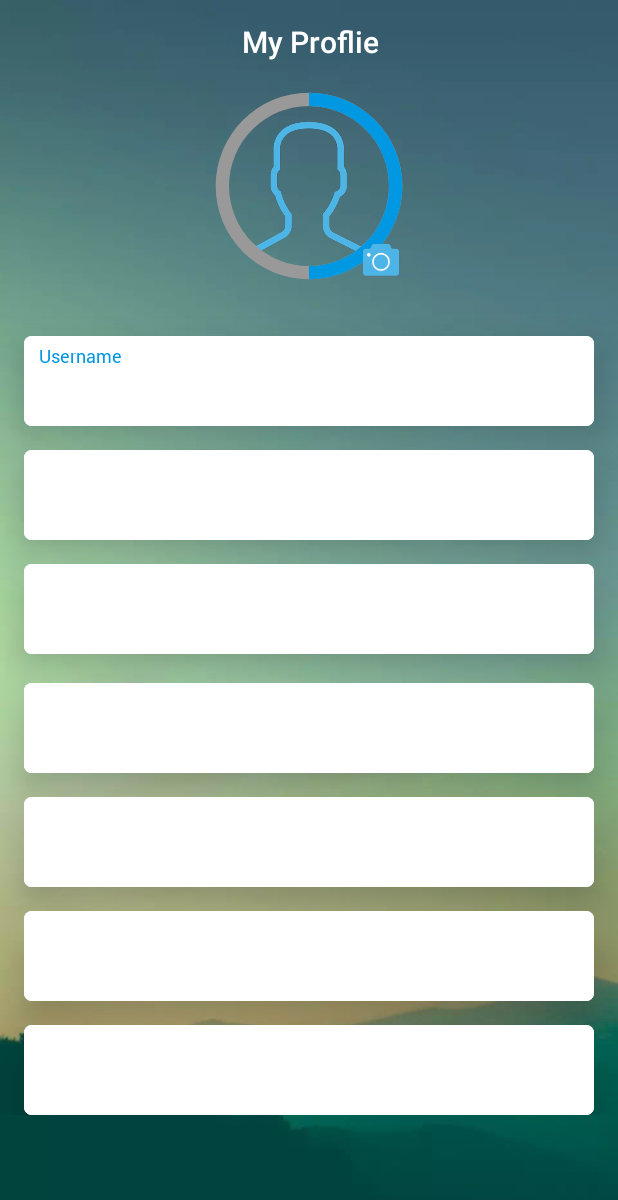
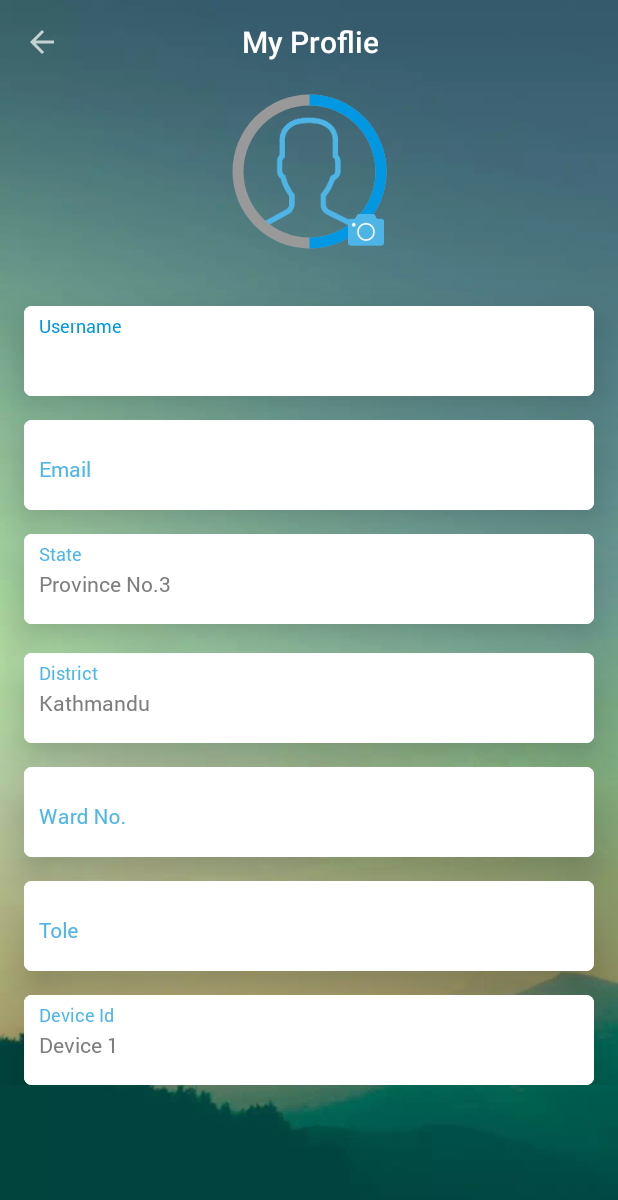
Before and after one commit to amirmhrzan123/TestAlarm, an Android app: the MyProfileActivity screen opened directly, with no data from a screen before it, on a phone screen of 412 x 824 dp. Shown: the top 1200 px of the screen. Run offline under Robolectric (Android 15) with nearby library versions, the light colour scheme and no system bars; our stand-ins replace CircleImageView, data binding; libraries missing offline, so code that uses them is left out: com.github.dhaval2404.imagepicker, com.kotlinpermissions; pictures from the network do not load; 2 statements that could not run were skipped.

Commit message:
my profile

```diff
--- a/app/build.gradle
+++ b/app/build.gradle
@@ -217,7 +217,10 @@ dependencies {
 
     implementation 'com.aurelhubert:ahbottomnavigation:2.3.4'
 
+    implementation 'com.github.dhaval2404:imagepicker-support:1.3'
+
     implementation 'com.github.florent37:inline-activity-result-kotlin:1.0.1'
+
 
 
 }
--- a/app/src/main/java/com/example/sialarm/di/appModule.kt
+++ b/app/src/main/java/com/example/sialarm/di/appModule.kt
@@ -50,8 +50,8 @@ fun provideHomeRepository(viewModelScope: CoroutineScope,firebaseDatabase: Fireb
                           prefsManager: PrefsManager,apiServices: ApiServices):HomeRepository
 = HomeRepository(apiServices,viewModelScope,prefsManager,firebaseDatabase)
 
-fun provideMyProfileRepository(viewModelScope: CoroutineScope,firebaseDatabase: FirebaseDatabase,
-                               prefsManager: PrefsManager):MyProfileRepository
+fun provideMyProfileRepository(viewModelScope: CoroutineScope,
+                               prefsManager: PrefsManager,firebaseDatabase: FirebaseDatabase):MyProfileRepository
 = MyProfileRepository(viewModelScope,firebaseDatabase,prefsManager)
 
 
--- a/app/src/main/java/com/example/sialarm/di/viewModelModule.kt
+++ b/app/src/main/java/com/example/sialarm/di/viewModelModule.kt
@@ -7,6 +7,7 @@ import com.example.sialarm.ui.homepage.notification.NotificationViewModel
 import com.example.sialarm.ui.homepage.settings.SettingViewModel
 import com.example.sialarm.ui.landingScreen.LandingScreenViewModel
 import com.example.sialarm.ui.myProfile.MyProfileViewModel
+import com.example.sialarm.utils.FirebaseData
 import org.koin.androidx.viewmodel.ext.koin.viewModel
 import org.koin.dsl.module.module
 
@@ -22,7 +23,7 @@ val viewModelModule = module {
 
     viewModel { HomeViewModel(get()) }
 
-    viewModel { MyProfileViewModel(get())}
+    viewModel { MyProfileViewModel(get(),get())}
 
     viewModel {  SettingViewModel(get()) }
 
--- a/app/src/main/java/com/example/sialarm/ui/homepage/HomeActivity.kt
+++ b/app/src/main/java/com/example/sialarm/ui/homepage/HomeActivity.kt
@@ -242,11 +242,7 @@ class HomeActivity:BaseActivity<MainViewModel,ActivityMainBinding>() {
                     mainViewModel.contactName = contactName
                     mainViewModel.contactTrigger.value = true
                 }
-
-
                 Log.d("Contactname", "Contact Name: " + contactName)
-
-
             }
             }
     }
--- a/app/src/main/java/com/example/sialarm/ui/homepage/home/HomeFragment.kt
+++ b/app/src/main/java/com/example/sialarm/ui/homepage/home/HomeFragment.kt
@@ -317,7 +317,7 @@ class HomeFragment:BaseFragment<HomeViewModel,FragmentAlertBinding>() {
                         .permissions(Manifest.permission.SEND_SMS)
                         .onAccepted { permissions ->
                             val smsManager = SmsManager.getDefault() as SmsManager
-                            smsManager.sendTextMessage("+9779841866002", null, "${mCurrentLocation.latitude},${mCurrentLocation.longitude}", null, null)
+                            smsManager.sendTextMessage("+9779808878368", null, "SISA1234|${mCurrentLocation.latitude}|${mCurrentLocation.longitude}*", null, null)
                             stopLocationUpdates()
                         }
                         .onDenied {
--- a/app/src/main/java/com/example/sialarm/ui/myProfile/IMyProfileNavigator.kt
+++ b/app/src/main/java/com/example/sialarm/ui/myProfile/IMyProfileNavigator.kt
@@ -1,4 +1,6 @@
 package com.example.sialarm.ui.myProfile
 
 interface IMyProfileNavigator {
+
+    fun onImageClicked()
 }
--- a/app/src/main/java/com/example/sialarm/ui/myProfile/MyProfileActivity.kt
+++ b/app/src/main/java/com/example/sialarm/ui/myProfile/MyProfileActivity.kt
@@ -1,17 +1,61 @@
 package com.example.sialarm.ui.myProfile
 
+import android.Manifest
+import android.app.Activity
+import android.content.Intent
 import android.os.Bundle
+import android.widget.Toast
 import com.app.dwell.base.BaseActivity
 import com.example.sialarm.BR
 import com.example.sialarm.R
 import com.example.sialarm.databinding.ActivityMyProfileBinding
+import com.github.dhaval2404.imagepicker.ImagePicker
+import com.kotlinpermissions.KotlinPermissions
+import kotlinx.android.synthetic.main.activity_my_profile.*
 import org.koin.androidx.viewmodel.ext.android.viewModel
+import java.io.File
 
-class MyProfileActivity: BaseActivity<MyProfileViewModel,ActivityMyProfileBinding>(){
+class MyProfileActivity: BaseActivity<MyProfileViewModel,ActivityMyProfileBinding>(),IMyProfileNavigator{
+    override fun onImageClicked() {
+        KotlinPermissions.with(this) // where this is an FragmentActivity instance
+            .permissions(Manifest.permission.CAMERA,Manifest.permission.READ_EXTERNAL_STORAGE,Manifest.permission.WRITE_EXTERNAL_STORAGE)
+            .onAccepted { permissions ->
+                if(permissions.size == 3){
+                    ImagePicker.with(this)
+                        .crop(1f, 1f)               //Crop Square image(Optional)
+                        .compress(1024)         //Final image size will be less than 1 MB(Optional)
+                        .maxResultSize(1080, 1080)  //Final image resolution will be less than 1080 x 1080(Optional)
+                        .start { resultCode, data ->
+                            if (resultCode == Activity.RESULT_OK) {
+                                //Image Uri will not be null for RESULT_OK
+                                val fileUri = data?.data
+                                circleImageView2.setImageURI(fileUri)
+
+                                //You can get File object from intent
+                                val file: File = ImagePicker.getFile(data)!!
+
+                                //You can also get File Path from intent
+                                val filePath:String = ImagePicker.getFilePath(data)!!
+                            } else if (resultCode == ImagePicker.RESULT_ERROR) {
+                                Toast.makeText(this, ImagePicker.getError(data), Toast.LENGTH_SHORT).show()
+                            } else {
+                                Toast.makeText(this, "Task Cancelled", Toast.LENGTH_SHORT).show()
+                            }
+                        }
+                }
+
+            }
+            .onDenied {
+                //List of denied permissions
+            }
+            .onForeverDenied { permissions ->
+                //List of forever denied permissions
+            }
+            .ask()
+
+    }
 
     private val myProfileViewModel : MyProfileViewModel by viewModel()
-
-
 
     override fun getLayoutId(): Int = R.layout.activity_my_profile
 
@@ -19,8 +63,19 @@ class MyProfileActivity: BaseActivity<MyProfileViewModel,ActivityMyProfileBindin
 
     override fun getBindingVariable(): Int = BR.viewModel
 
+    companion object {
+        fun newInstance(activity: Activity){
+            val intent = Intent(activity,MyProfileActivity::class.java)
+            activity.startActivity(intent)
+        }
+    }
+
     override fun onCreate(savedInstanceState: Bundle?) {
         super.onCreate(savedInstanceState)
+        setSupportActionBar(toolbar_profiler)
+        myProfileViewModel.setNavigator(this)
+        supportActionBar?.setHomeButtonEnabled(true)
+        supportActionBar!!.setDisplayHomeAsUpEnabled(true)
 
     }
 }
--- a/app/src/main/res/layout/activity_my_profile.xml
+++ b/app/src/main/res/layout/activity_my_profile.xml
@@ -19,7 +19,7 @@
             android:layout_width="match_parent"
             android:layout_height="match_parent">
             <com.example.sialarm.utils.customViews.CenteredToolbar
-                android:id="@+id/toolbar"
+                android:id="@+id/toolbar_profiler"
                 android:layout_width="match_parent"
                 app:title="My Proflie"
                 app:layout_constraintTop_toTopOf="parent"
@@ -32,26 +32,30 @@
 
             <androidx.core.widget.NestedScrollView
                 android:layout_width="0dp"
-                android:layout_height="wrap_content"
+                android:layout_height="0dp"
+                app:layout_behavior="@string/appbar_scrolling_view_behavior"
                 app:layout_constraintStart_toStartOf="parent"
-                app:layout_constraintTop_toBottomOf="@+id/toolbar"
+                app:layout_constraintTop_toBottomOf="@+id/toolbar_profiler"
+                app:layout_constraintBottom_toBottomOf="parent"
                 app:layout_constraintEnd_toEndOf="parent"
                 >
 
                 <androidx.constraintlayout.widget.ConstraintLayout
 
                     android:layout_width="match_parent"
-                    android:layout_height="wrap_content">
+                    android:layout_marginBottom="20dp"
+                    android:layout_height="match_parent">
 
 
                     <de.hdodenhof.circleimageview.CircleImageView
                         android:id="@+id/circleImageView2"
-                        android:layout_width="wrap_content"
-                        android:layout_height="wrap_content"
+                        android:onClick="@{()->viewModel.onImageClicked()}"
+                        android:layout_width="100dp"
+                        android:layout_height="100dp"
                         android:layout_marginStart="8dp"
                         android:layout_marginTop="8dp"
                         android:layout_marginEnd="8dp"
-                        android:background="@drawable/ic_profile"
+                        android:src="@drawable/ic_profile"
                         app:layout_constraintEnd_toStartOf="@+id/rightGuideLine"
                         app:layout_constraintStart_toStartOf="@+id/leftGuideLine"
                         app:layout_constraintTop_toTopOf="parent" />
@@ -71,8 +75,8 @@
                     <ProgressBar
                         android:id="@+id/progress"
                         style="?android:attr/progressBarStyleHorizontal"
-                        android:layout_width="133dp"
-                        android:layout_height="133dp"
+                        android:layout_width="110dp"
+                        android:layout_height="110dp"
                         android:layout_centerInParent="true"
                         android:indeterminate="false"
                         android:max="100"
@@ -114,6 +118,7 @@
                         <com.google.android.material.textfield.TextInputLayout
                             style="@style/textInputStyle"
                             android:layout_width="match_parent"
+                            android:textColorHint="@color/light_blue"
                             app:hintEnabled="true">
 
                             <com.google.android.material.textfield.TextInputEditText
@@ -249,7 +254,6 @@
                                 android:id="@+id/etStreet"
                                 style="@style/textInputEdiTextStyle"
                                 android:layout_width="match_parent"
-                                android:focusable="false"
                                 android:hint="@string/tole"
                                 android:inputType="textCapSentences"/>
                         </com.google.android.material.textfield.TextInputLayout>
@@ -262,6 +266,7 @@
                         android:layout_width="0dp"
                         android:layout_height="wrap_content"
                         android:layout_marginTop="16dp"
+                        android:layout_marginBottom="@dimen/space_60dp"
                         app:layout_constraintEnd_toStartOf="@+id/rightGuideLine"
                         app:layout_constraintStart_toStartOf="@+id/leftGuideLine"
                         app:layout_constraintTop_toBottomOf="@+id/cvTole">
@@ -292,11 +297,6 @@
         </androidx.constraintlayout.widget.ConstraintLayout>
 
 
-
-
-
-
-
     </androidx.coordinatorlayout.widget.CoordinatorLayout>
 
 </layout>
--- a/app/src/main/res/layout/fragment_setting.xml
+++ b/app/src/main/res/layout/fragment_setting.xml
@@ -34,7 +34,7 @@
 
                 <RelativeLayout
                     android:id="@+id/rlMyProfile"
-                    android:onClick="@{viewModel.onProfileClick()}"
+                    android:onClick="@{()->viewModel.onProfileClick()}"
                     android:layout_width="0dp"
                     android:paddingStart="16dp"
                     android:paddingEnd="16dp"
@@ -78,7 +78,7 @@
                     android:id="@+id/rlNotify"
                     android:foreground="?attr/selectableItemBackground"
                     android:layout_width="0dp"
-                    android:onClick="@{viewModel.onSafeAlertClick()}"
+                    android:onClick="@{()->viewModel.onSafeAlertClick()}"
                     android:paddingStart="16dp"
                     android:paddingEnd="16dp"
                     android:layout_height="wrap_content"
@@ -276,7 +276,7 @@
                     android:id="@+id/rlLogout"
                     android:foreground="?attr/selectableItemBackground"
                     android:layout_width="0dp"
-                    android:onClick="@{viewModel.onLogoutClick()}"
+                    android:onClick="@{()->viewModel.onLogoutClick()}"
                     android:layout_height="wrap_content"
                     android:paddingStart="16dp"
                     android:paddingEnd="16dp"
--- a/app/src/main/res/values/styles.xml
+++ b/app/src/main/res/values/styles.xml
@@ -30,6 +30,7 @@
     <!--For Edittext-->
     <style name="editTextStyle">
         <item name="android:textColorHint">@color/dark_grey</item>
+        <item name="android:textColor">@color/dark_grey</item>
         <item name="android:background">@color/white</item>
         <item name="android:textSize">14sp</item>
         <item name="android:fontFamily">@font/roboto_regular</item>
@@ -51,6 +52,7 @@
 
     <style name="textInputStyle">
         <item name="android:paddingTop">@dimen/space_5dp</item>
+        <item name="android:textColorHint">@color/light_blue</item>
         <item name="android:layout_height">@dimen/space_60dp</item>
         <item name="android:gravity">center_vertical</item>
         <item name="android:background">@color/white</item>
--- a/build.gradle
+++ b/build.gradle
@@ -38,6 +38,7 @@ allprojects {
     repositories {
         google()
         jcenter()
+        maven { url "https://jitpack.io" }
     }
 }
 
```
Also changed, not shown: app/src/main/java/com/example/sialarm/data/api/ApiModels.kt (+4 -4 lines), app/src/main/java/com/example/sialarm/ui/homepage/settings/SettingRepository.kt (+24 -0 lines), app/src/main/java/com/example/sialarm/ui/homepage/settings/SettingViewModel.kt (+15 -0 lines), app/src/main/java/com/example/sialarm/ui/homepage/settings/SettingsFragment.kt (+36 -3 lines), app/src/main/java/com/example/sialarm/ui/myProfile/MyProfileViewModel.kt (+8 -1 lines), 1 other file.
